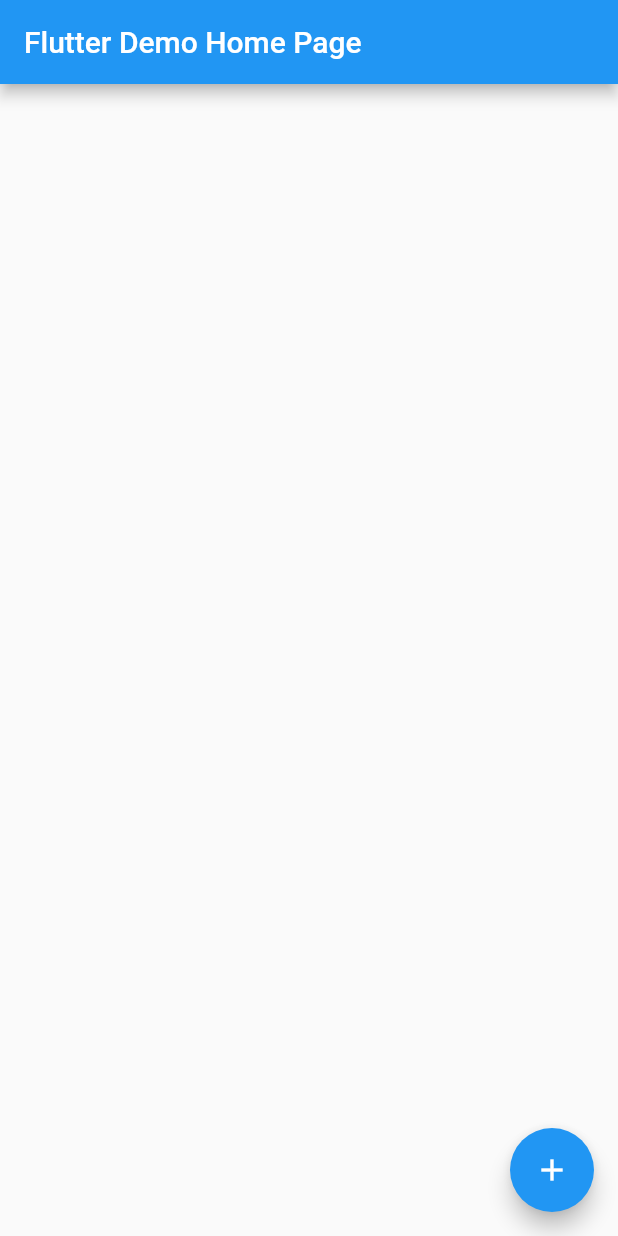
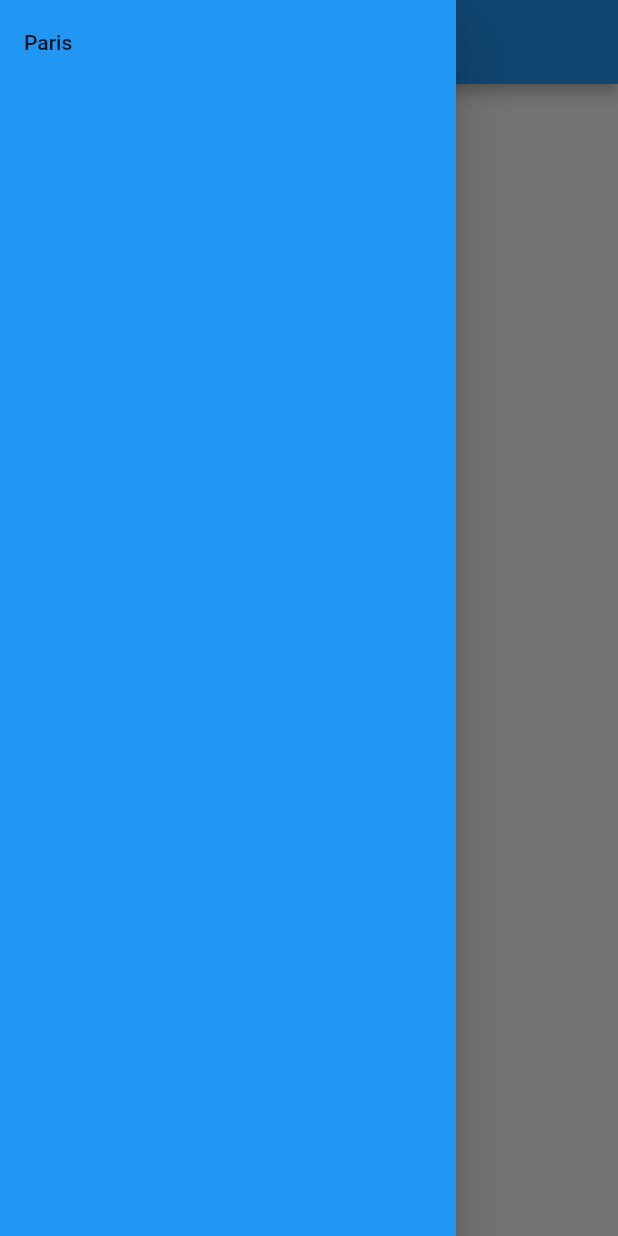
Before and after one commit to EvaWayJ/coda_meteo, a Flutter app: the screen it shows after launch, with the side drawer open (before the commit the screen has no drawer), on a phone screen of 412 x 824 dp. Run offline on Flutter 3.47's test engine with Material 2 defaults, Android fonts, the phone set to English and light mode, and no system bars.

```diff
--- a/lib/main.dart
+++ b/lib/main.dart
@@ -11,7 +11,7 @@ class MyApp extends StatelessWidget {
       theme: ThemeData(
         primarySwatch: Colors.blue,
       ),
-      home: MyHomePage(title: 'Flutter Demo Home Page'),
+      home: MyHomePage(title: 'Coda Météo'),
     );
   }
 }
@@ -26,25 +26,37 @@ class MyHomePage extends StatefulWidget {
 }
 
 class _MyHomePageState extends State<MyHomePage> {
-
+List<String> ville = ["Paris"];
+String vileChoisie = null;
   @override
   Widget build(BuildContext context) {
     return Scaffold(
       appBar: AppBar(
+        centerTitle: true,
         title: Text(widget.title),
       ),
-      body: Center(
-        child: Column(
-          mainAxisAlignment: MainAxisAlignment.center,
-          children: <Widget>[
-          ],
+      drawer: new Drawer(
+        child: new Container(
+          color: Colors.blue,
+          child: new ListView.builder(
+            itemCount: ville.length,
+            itemBuilder: (context,i){
+              return new ListTile(
+                title: new Text(ville[i]),
+                onTap: (){
+                  setState(() {
+                    vileChoisie= ville[i];
+                    Navigator.pop(context);
+                  });
+                },
+              );
+            },
+          ),
         ),
       ),
-      floatingActionButton: FloatingActionButton(
-        onPressed: _incrementCounter,
-        tooltip: 'Increment',
-        child: Icon(Icons.add),
-      ),
+      body: Center(
+        child: new Text((vileChoisie==null)? "Ville actuelle": vileChoisie),
+      )
     );
   }
 }
```
